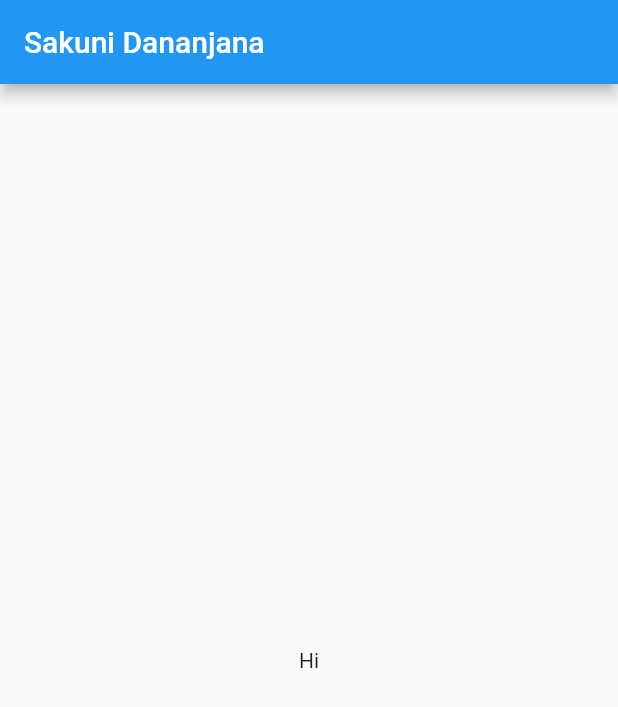
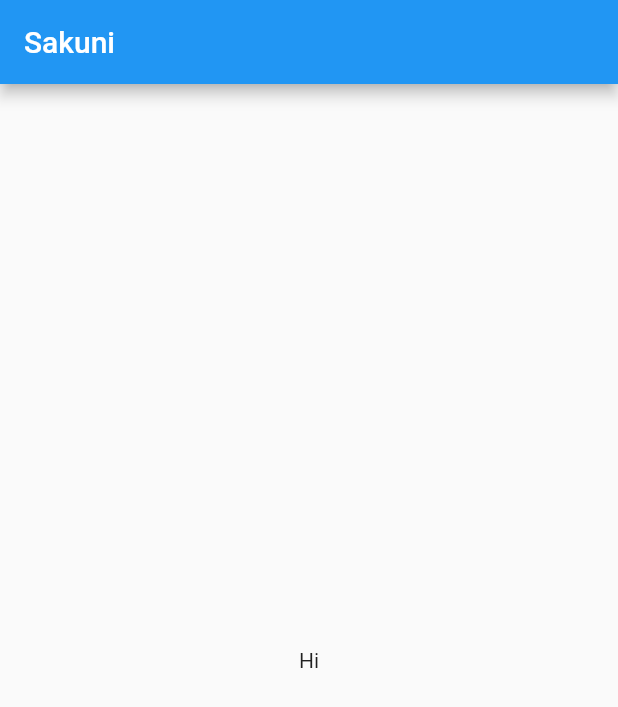
Before and after one commit to sakuni2000/flutter_MAD_TASK, a Flutter app: the screen it shows after launch, on a phone screen of 412 x 824 dp. Shown: the top 707 px of the screen. Run offline on Flutter 3.47's test engine with Material 2 defaults, Android fonts, the phone set to English and light mode, and no system bars.

Commit message:
changed name

```diff
--- a/lib/pages/home_page.dart
+++ b/lib/pages/home_page.dart
@@ -6,7 +6,7 @@ class HomePage extends StatelessWidget {
   @override
   Widget build(BuildContext context) {
     return Scaffold(
-        appBar: AppBar(title: const Text("Sakuni Dananjana"), elevation: 4),
+        appBar: AppBar(title: const Text("Sakuni"), elevation: 4),
         body: const Center(
           child: Text("Hi"),
         ));
```
